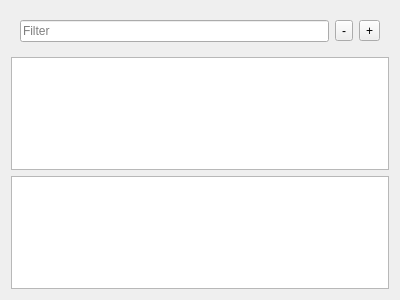
Old version of the form src/plume/plugins/writepropertiesdock/properties_dock.ui in the repository jacquetc/skribisto.
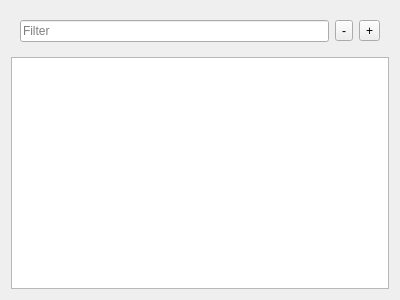
New version of the form.

Commit message: adapt properties, sheets to new C++ data API ; update test db

Patch:
```diff
--- a/src/plume/plugins/writepropertiesdock/properties_dock.ui
+++ b/src/plume/plugins/writepropertiesdock/properties_dock.ui
@@ -41,46 +41,6 @@
      </layout>
     </widget>
    </item>
-   <item>
-    <widget class="QTableView" name="systemTableView">
-     <property name="showDropIndicator" stdset="0">
-      <bool>false</bool>
-     </property>
-     <property name="dragDropOverwriteMode">
-      <bool>false</bool>
-     </property>
-     <property name="alternatingRowColors">
-      <bool>true</bool>
-     </property>
-     <property name="sortingEnabled">
-      <bool>true</bool>
-     </property>
-     <attribute name="horizontalHeaderCascadingSectionResizes">
-      <bool>true</bool>
-     </attribute>
-     <attribute name="horizontalHeaderDefaultSectionSize">
-      <number>70</number>
-     </attribute>
-     <attribute name="horizontalHeaderHighlightSections">
-      <bool>false</bool>
-     </attribute>
-     <attribute name="horizontalHeaderMinimumSectionSize">
-      <number>50</number>
-     </attribute>
-     <attribute name="horizontalHeaderStretchLastSection">
-      <bool>true</bool>
-     </attribute>
-     <attribute name="verticalHeaderVisible">
-      <bool>false</bool>
-     </attribute>
-     <attribute name="verticalHeaderDefaultSectionSize">
-      <number>20</number>
-     </attribute>
-     <attribute name="verticalHeaderMinimumSectionSize">
-      <number>20</number>
-     </attribute>
-    </widget>
-   </item>
    <item>
     <widget class="QTableView" name="tableView">
      <property name="showDropIndicator" stdset="0">
@@ -107,9 +67,6 @@
      <attribute name="horizontalHeaderMinimumSectionSize">
       <number>50</number>
      </attribute>
-     <attribute name="horizontalHeaderShowSortIndicator" stdset="0">
-      <bool>true</bool>
-     </attribute>
      <attribute name="horizontalHeaderStretchLastSection">
       <bool>true</bool>
      </attribute>
@@ -122,12 +79,6 @@
      <attribute name="verticalHeaderMinimumSectionSize">
       <number>20</number>
      </attribute>
-     <attribute name="verticalHeaderShowSortIndicator" stdset="0">
-      <bool>false</bool>
-     </attribute>
-     <attribute name="verticalHeaderStretchLastSection">
-      <bool>false</bool>
-     </attribute>
     </widget>
    </item>
   </layout>
```
The commit also changes 17 other files.
